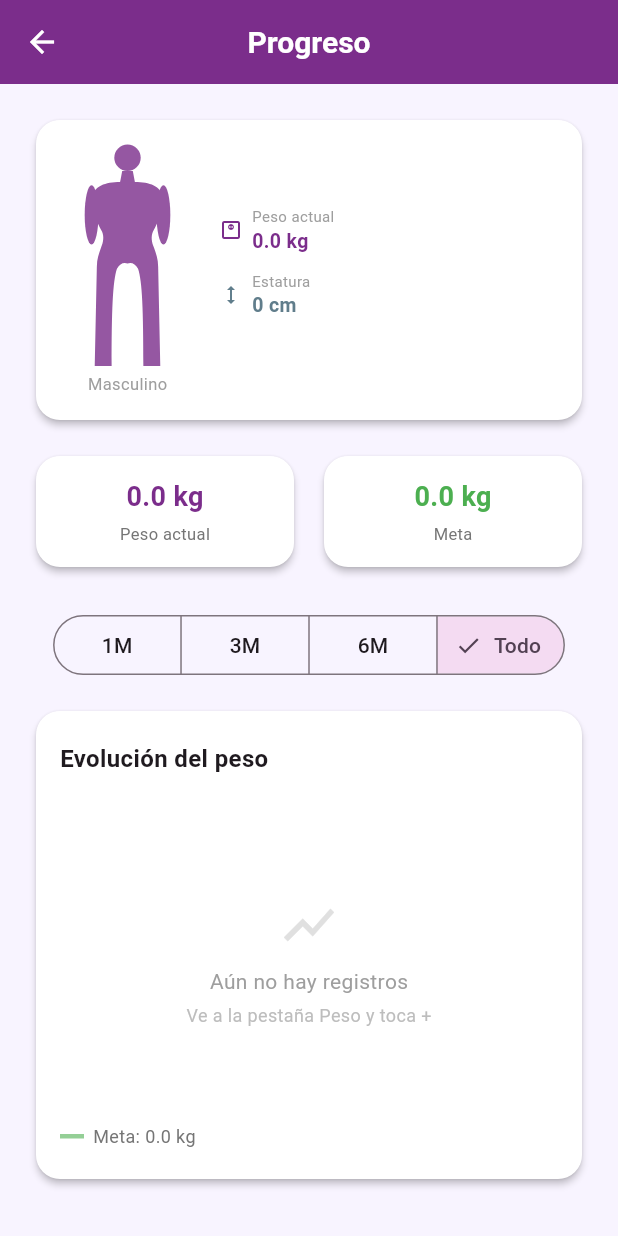
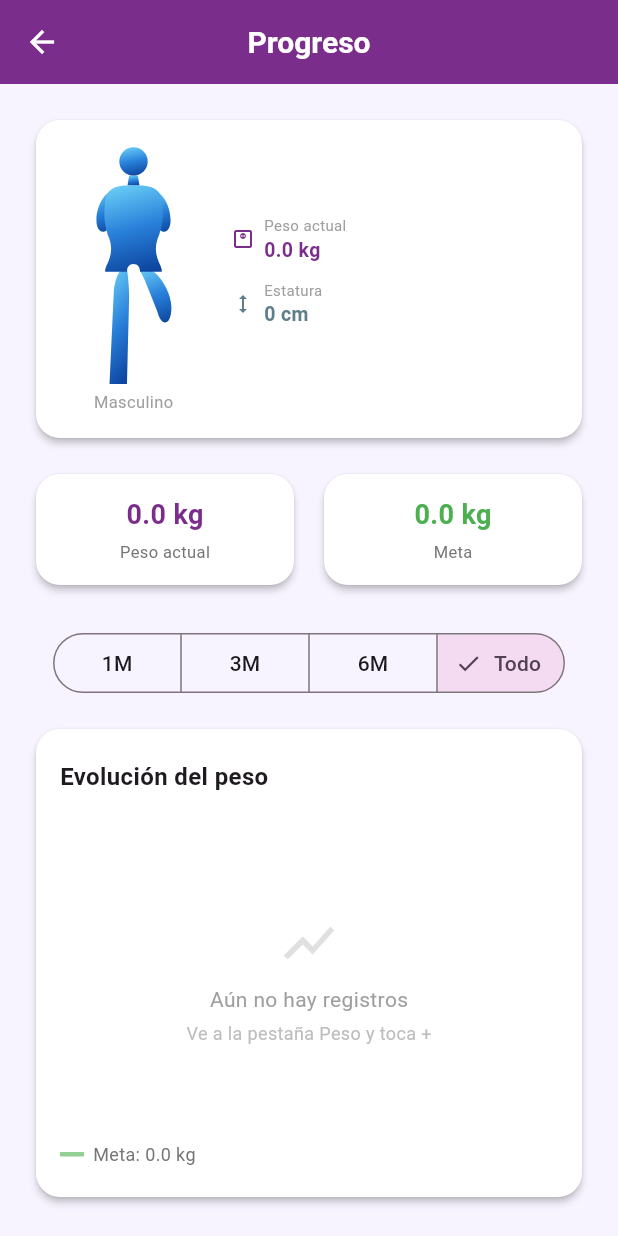
Before and after one commit to msmgxe/PepDocs, a Flutter app: the ProgressScreen screen opened directly, on a phone screen of 412 x 824 dp. Run offline on Flutter 3.47's test engine with Material 3 defaults, Android fonts, the phone set to English and light mode, and no system bars; our stand-ins replace fl_chart, flutter_svg, image_picker, supabase_flutter, table_calendar; missing offline and left inert: device_calendar; accounts and stored records are empty.

Commit message:
Feat: siluetas SVG con gradiente propio — femenino lila, masculino azul
Female: pose atlética con brazos en curl (J-shape), cuerpo reloj de arena,
coleta, gradiente pink→purple. Male: pose de carrera con pierna levantada,
brazos en movimiento, gradiente celeste→azul marino. Sin colorFilter Flutter.

Co-Authored-By: Claude Sonnet 4.6 <noreply@anthropic.com>

```diff
--- a/mobile_flutter/lib/screens/tabs/progress_screen.dart
+++ b/mobile_flutter/lib/screens/tabs/progress_screen.dart
@@ -523,10 +523,8 @@ class _BodyCard extends StatelessWidget {
                   isFemale
                       ? 'assets/images/silhouette_female.svg'
                       : 'assets/images/silhouette_male.svg',
-                  width: 82,
-                  height: 148,
-                  colorFilter: ColorFilter.mode(
-                      kPrimary.withValues(alpha: 0.80), BlendMode.srcIn),
+                  width: 90,
+                  height: 160,
                   fit: BoxFit.contain,
                 ),
                 const SizedBox(height: 4),
```
Also changed, not shown: mobile_flutter/assets/images/silhouette_female.svg, mobile_flutter/assets/images/silhouette_male.svg.
